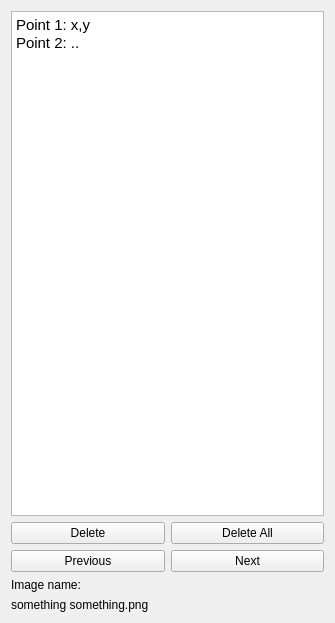
Before: the Qt Designer form QT_Gui/listbox.ui in Jelle-Bijlsma/UTMR, drawn with Qt 5.
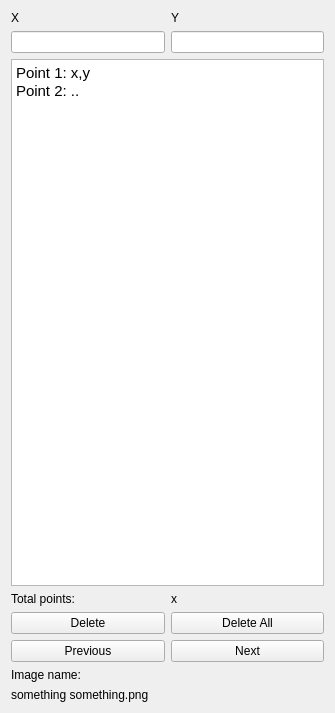
After: the same form once the commit is applied.

```diff
--- a/QT_Gui/listbox.ui
+++ b/QT_Gui/listbox.ui
@@ -7,13 +7,41 @@
     <x>0</x>
     <y>0</y>
     <width>335</width>
-    <height>623</height>
+    <height>713</height>
    </rect>
   </property>
   <property name="windowTitle">
    <string>Form</string>
   </property>
   <layout class="QVBoxLayout" name="verticalLayout">
+   <item>
+    <layout class="QHBoxLayout" name="horizontalLayout_4">
+     <item>
+      <widget class="QLabel" name="label_4">
+       <property name="text">
+        <string>X</string>
+       </property>
+      </widget>
+     </item>
+     <item>
+      <widget class="QLabel" name="label_3">
+       <property name="text">
+        <string>Y</string>
+       </property>
+      </widget>
+     </item>
+    </layout>
+   </item>
+   <item>
+    <layout class="QHBoxLayout" name="horizontalLayout_3">
+     <item>
+      <widget class="QLineEdit" name="lineEdit"/>
+     </item>
+     <item>
+      <widget class="QLineEdit" name="lineEdit_2"/>
+     </item>
+    </layout>
+   </item>
    <item>
     <widget class="QTextEdit" name="textEdit">
      <property name="html">
@@ -27,6 +55,24 @@
      </property>
     </widget>
    </item>
+   <item>
+    <layout class="QHBoxLayout" name="horizontalLayout_5">
+     <item>
+      <widget class="QLabel" name="label_6">
+       <property name="text">
+        <string>Total points:</string>
+       </property>
+      </widget>
+     </item>
+     <item>
+      <widget class="QLabel" name="label_5">
+       <property name="text">
+        <string>x</string>
+       </property>
+      </widget>
+     </item>
+    </layout>
+   </item>
    <item>
     <layout class="QHBoxLayout" name="horizontalLayout">
      <item>
```
